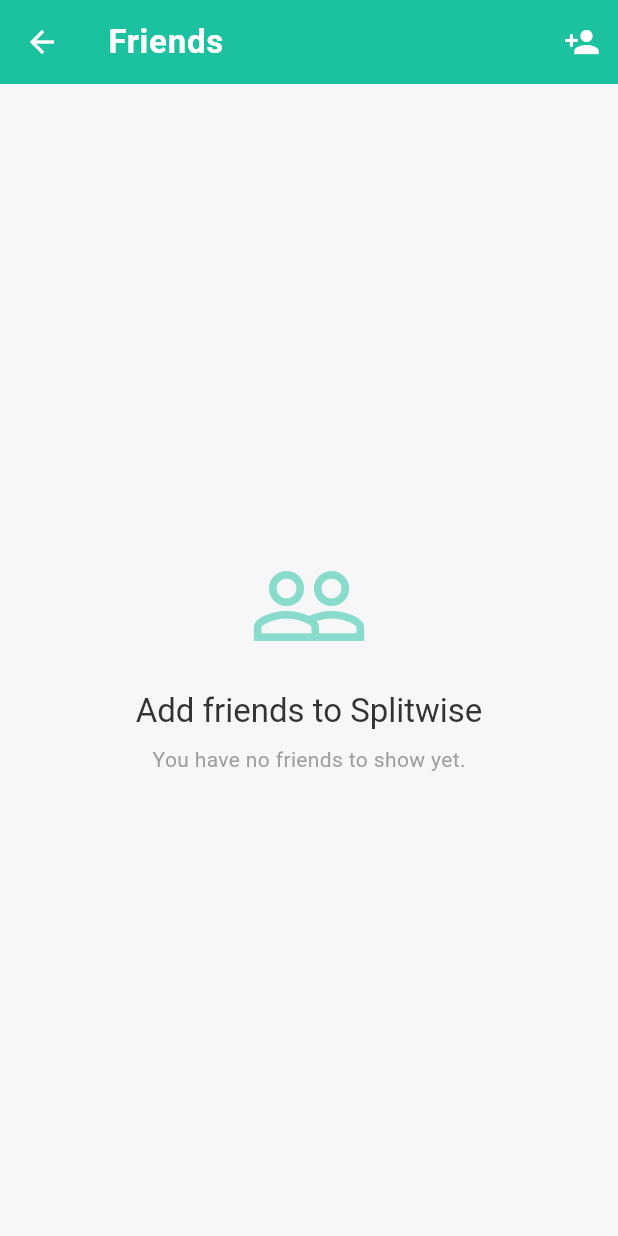
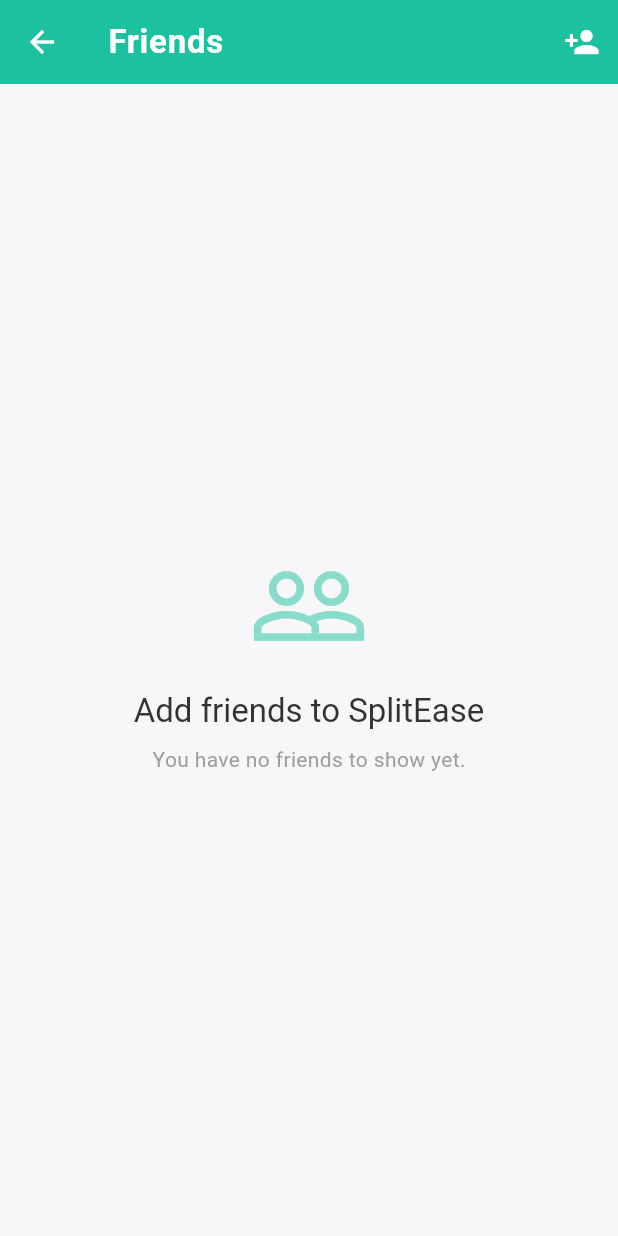
Before and after one commit to sagarmemane135/SplitWise, a Flutter app: the FriendsPage screen opened directly, on a phone screen of 412 x 824 dp. Run offline on Flutter 3.47's test engine with Material 3 defaults, Android fonts, the phone set to English and light mode, and no system bars; our stand-ins replace pdf, share_plus, shared_preferences; missing offline and left inert: dart:html, dart:js; accounts and stored records are empty.

Commit message:
rebrand: Rename SplitWise to SplitEase across all files and update README

```diff
--- a/lib/app/app.dart
+++ b/lib/app/app.dart
@@ -7,14 +7,14 @@
 import '../features/onboarding/presentation/pages/profile_setup_page.dart';
 import 'theme/app_theme.dart';
 
-class SplitwiseApp extends StatelessWidget {
-  const SplitwiseApp({super.key});
+class SplitEaseApp extends StatelessWidget {
+  const SplitEaseApp({super.key});
 
   @override
   Widget build(BuildContext context) {
     return AppStateScope(
       child: MaterialApp(
-        title: 'Splitwise',
+        title: 'SplitEase',
         debugShowCheckedModeBanner: false,
         theme: buildAppTheme(),
         onGenerateRoute: (RouteSettings settings) {
@@ -103,18 +103,18 @@
 
     _tryHandleWebLaunchJoinLink(appState);
 
-    return const SplitwiseShellPage();
+    return const SplitEaseShellPage();
   }
 }
 
-class SplitwiseShellPage extends StatefulWidget {
-  const SplitwiseShellPage({super.key});
+class SplitEaseShellPage extends StatefulWidget {
+  const SplitEaseShellPage({super.key});
 
   @override
-  State<SplitwiseShellPage> createState() => _SplitwiseShellPageState();
+  State<SplitEaseShellPage> createState() => _SplitEaseShellPageState();
 }
 
-class _SplitwiseShellPageState extends State<SplitwiseShellPage> {
+class _SplitEaseShellPageState extends State<SplitEaseShellPage> {
   int _currentIndex = 0;
   late final List<GlobalKey<NavigatorState>> _navigatorKeys = List.generate(2, (_) => GlobalKey<NavigatorState>());
 
--- a/lib/bootstrap/bootstrap.dart
+++ b/lib/bootstrap/bootstrap.dart
@@ -4,5 +4,5 @@
 
 Future<void> bootstrap() async {
   WidgetsFlutterBinding.ensureInitialized();
-  runApp(const SplitwiseApp());
+  runApp(const SplitEaseApp());
 }
--- a/lib/core/state/app_state.dart
+++ b/lib/core/state/app_state.dart
@@ -419,7 +419,7 @@
     }
 
     final Uri nativeUri = Uri(
-      scheme: 'splitwise',
+      scheme: 'splitease',
       host: 'join',
       queryParameters: <String, String>{
         'groupId': group.id,
@@ -457,7 +457,7 @@
 
     final bool isJoinInFragment = uri.fragment.startsWith('/join');
     final bool isSupportedLink =
-        (uri.scheme == 'splitwise' && uri.host == 'join') ||
+        (uri.scheme == 'splitease' && uri.host == 'join') ||
         ((uri.scheme == 'https' || uri.scheme == 'http') &&
             (uri.path.contains('join') || isJoinInFragment));
     if (!isSupportedLink) {
--- a/lib/features/friends/presentation/pages/friends_page.dart
+++ b/lib/features/friends/presentation/pages/friends_page.dart
@@ -22,7 +22,7 @@
             Icon(Icons.people_outline, size: 80, color: Theme.of(context).colorScheme.primary.withOpacity(0.5)),
             const SizedBox(height: 16),
             Text(
-              'Add friends to Splitwise',
+              'Add friends to SplitEase',
               style: Theme.of(context).textTheme.titleLarge,
             ),
             const SizedBox(height: 8),
--- a/lib/features/groups/presentation/pages/group_details_page.dart
+++ b/lib/features/groups/presentation/pages/group_details_page.dart
@@ -124,10 +124,9 @@
     final String? link = appState.buildInviteLinkForActiveGroup();
     if (link == null) return;
 
-    final String message = 'Hey! Join my Splitwise group "${group.name}" to track our shared expenses and easily settle up: $link';
+    final String message = 'Hey! Join my SplitEase group "${group.name}" to track our shared expenses and easily settle up: $link';
 
-    // Fallback to clipboard if share isn't supported, but share_plus handles that on Web too
-    await Share.share(message, subject: 'Join ${group.name} on Splitwise');
+    await Share.share(message, subject: 'Join ${group.name} on SplitEase');
   }
 
   Future<void> _downloadPDFReport(BuildContext context, ExpenseGroup group) async {
@@ -146,7 +145,7 @@
       currencyCode: appState.localCurrencyCode ?? 'USD',
     );
 
-    final String filename = 'Splitwise_${group.name.replaceAll(' ', '_')}_Report.pdf';
+    final String filename = 'SplitEase_${group.name.replaceAll(' ', '_')}_Report.pdf';
     downloadFile(filename, pdfBytes, mimeType: 'application/pdf');
 
     if (context.mounted) {
--- a/lib/features/groups/presentation/pages/groups_page.dart
+++ b/lib/features/groups/presentation/pages/groups_page.dart
@@ -15,7 +15,7 @@
 
     return Scaffold(
       appBar: AppBar(
-        title: const Text('Splitwise'),
+        title: const Text('SplitEase'),
         actions: <Widget>[
           IconButton(
             icon: const Icon(Icons.search),
@@ -42,7 +42,7 @@
                           Icon(Icons.flight_takeoff, size: 64, color: Theme.of(context).colorScheme.primary),
                           const SizedBox(height: 16),
                           Text(
-                            'Welcome to Splitwise\nStart by creating a new group.',
+                            'Welcome to SplitEase\nStart by creating a new group.',
                             textAlign: TextAlign.center,
                             style: Theme.of(context).textTheme.titleMedium,
                           ),
--- a/lib/features/onboarding/presentation/pages/profile_setup_page.dart
+++ b/lib/features/onboarding/presentation/pages/profile_setup_page.dart
@@ -32,7 +32,7 @@
           child: Column(
             crossAxisAlignment: CrossAxisAlignment.start,
             children: <Widget>[
-              Text('Welcome to Splitwise', style: Theme.of(context).textTheme.headlineSmall),
+              Text('Welcome to SplitEase', style: Theme.of(context).textTheme.headlineSmall),
               const SizedBox(height: 8),
               const Text(
                 'Create your local profile once. Your details are saved on device and reused while creating or joining groups.',
--- a/pubspec.yaml
+++ b/pubspec.yaml
@@ -1,5 +1,5 @@
-name: splitwise
-description: "A new Flutter project."
+name: splitease
+description: "SplitEase \u2014 split expenses with friends, track balances, and settle up easily."
 # The following line prevents the package from being accidentally published to
 # pub.dev using `flutter pub publish`. This is preferred for private packages.
 publish_to: 'none' # Remove this line if you wish to publish to pub.dev
```
Also changed, not shown: 5 other files.
